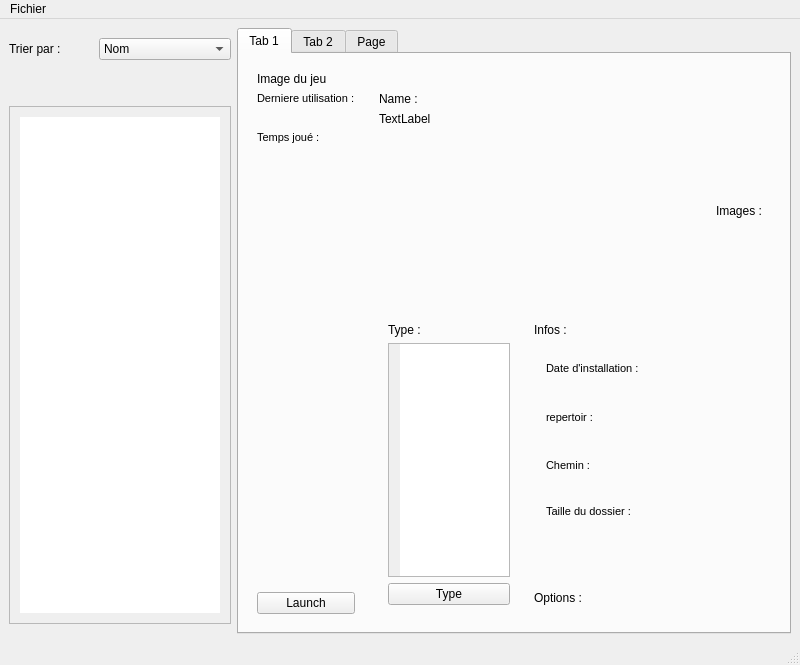
p1err00/MGame, file MainWindow.ui: the form before one commit.
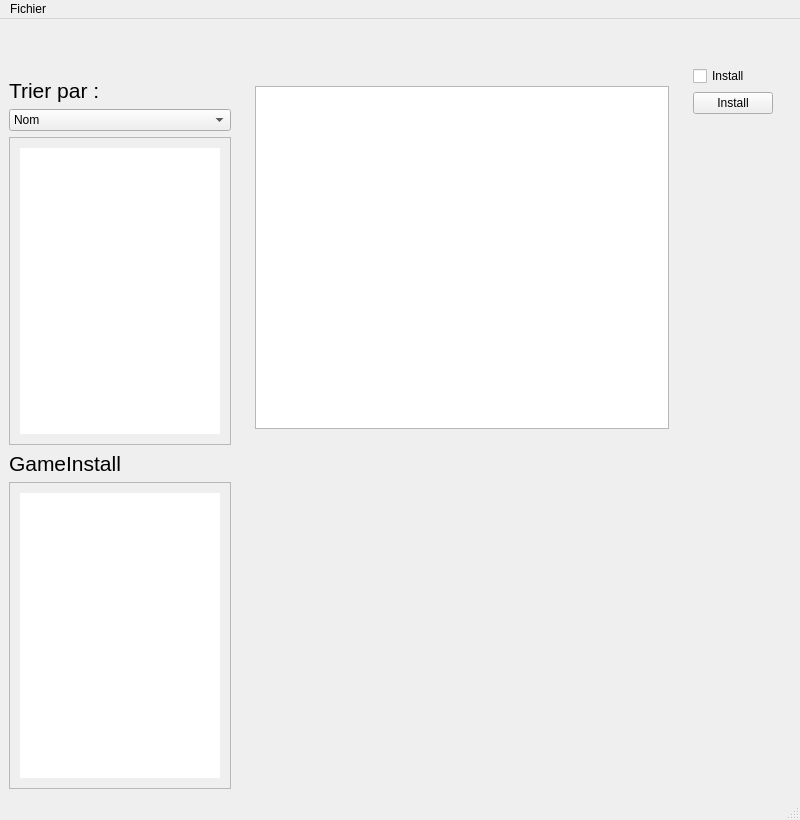
The form after the commit. The open tabs and pages were chosen to show the change.

Diff of the .ui file:
```diff
--- a/MainWindow.ui
+++ b/MainWindow.ui
@@ -7,7 +7,7 @@
     <x>0</x>
     <y>0</y>
     <width>800</width>
-    <height>665</height>
+    <height>820</height>
    </rect>
   </property>
   <property name="windowTitle">
@@ -17,18 +17,29 @@
    <string notr="true"/>
   </property>
   <widget class="QWidget" name="centralwidget">
-   <layout class="QVBoxLayout" name="verticalLayout_7">
-    <item>
-     <layout class="QHBoxLayout" name="horizontalLayout_2">
+   <layout class="QHBoxLayout" name="horizontalLayout_10">
       <item>
        <layout class="QVBoxLayout" name="listGameLayout">
         <property name="topMargin">
          <number>10</number>
         </property>
         <item>
-         <layout class="QHBoxLayout" name="horizontalLayout">
+       <widget class="QLabel" name="lNumbergame">
+        <property name="styleSheet">
+         <string notr="true">margin-top:20px;
+font: 16pxt;</string>
+        </property>
+        <property name="text">
+         <string/>
+        </property>
+       </widget>
+      </item>
           <item>
            <widget class="QLabel" name="label_15">
+        <property name="styleSheet">
+         <string notr="true">max-height: 32px;
+font:16pt;</string>
+        </property>
             <property name="text">
              <string>Trier par :</string>
             </property>
@@ -39,6 +50,9 @@
             <property name="statusTip">
              <string/>
             </property>
+        <property name="styleSheet">
+         <string notr="true"/>
+        </property>
             <property name="currentText">
              <string>Nom</string>
             </property>
@@ -74,18 +88,6 @@
             </item>
            </widget>
           </item>
-         </layout>
-        </item>
-        <item>
-         <widget class="QLabel" name="lNumbergame">
-          <property name="styleSheet">
-           <string notr="true">margin-top:20px;</string>
-          </property>
-          <property name="text">
-           <string/>
-          </property>
-         </widget>
-        </item>
         <item>
          <widget class="QListWidget" name="listWidget">
           <property name="maximumSize">
@@ -99,6 +101,7 @@
           </property>
           <property name="styleSheet">
            <string notr="true">min-width: 200px;
+min-height: 100px;
 padding: 10px;</string>
           </property>
           <property name="showDropIndicator" stdset="0">
@@ -116,61 +119,65 @@
           <property name="spacing">
            <number>0</number>
           </property>
+        <property name="currentRow">
+         <number>-1</number>
+        </property>
          </widget>
         </item>
         <item>
-         <layout class="QVBoxLayout" name="layoutCollection">
-          <property name="topMargin">
-           <number>10</number>
-          </property>
-         </layout>
-        </item>
-       </layout>
-      </item>
+       <widget class="QLabel" name="label_16">
+        <property name="styleSheet">
+         <string notr="true">max-height: 32px;
+font:16pt;</string>
+        </property>
+        <property name="text">
+         <string>GameInstall</string>
+        </property>
+       </widget>
+      </item>
       <item>
-       <widget class="QTabWidget" name="twUserGame">
-        <property name="maximumSize">
-         <size>
-          <width>16777215</width>
-          <height>16777215</height>
-         </size>
-        </property>
-        <property name="toolTip">
-         <string/>
-        </property>
+       <widget class="QListWidget" name="lwGameInstall">
         <property name="styleSheet">
-         <string notr="true"/>
+         <string notr="true">max-width: 200px;
+min-heigt: 200px;
+padding: 10px;</string>
         </property>
+        <property name="showDropIndicator" stdset="0">
+         <bool>false</bool>
+        </property>
+       </widget>
+      </item>
+     </layout>
+    </item>
+    <item>
+     <widget class="QStackedWidget" name="stackedWidget">
         <property name="currentIndex">
-         <number>1</number>
-        </property>
-        <widget class="QWidget" name="tabUserInfo">
-         <property name="toolTip">
-          <string/>
-         </property>
-         <attribute name="title">
-          <string>Tab 1</string>
-         </attribute>
-         <layout class="QHBoxLayout" name="horizontalLayout_4">
+       <number>0</number>
+      </property>
+      <widget class="QWidget" name="page">
+       <layout class="QHBoxLayout" name="horizontalLayout">
           <item>
            <widget class="QWidget" name="widget1" native="true">
             <property name="styleSheet">
-             <string notr="true"/>
+           <string notr="true">max-width: 170px;</string>
             </property>
             <layout class="QVBoxLayout" name="verticalLayout_9">
              <item>
-              <widget class="QLabel" name="label">
-               <property name="maximumSize">
-                <size>
-                 <width>200</width>
-                 <height>16777215</height>
-                </size>
-               </property>
+            <widget class="QLabel" name="lImage">
                <property name="styleSheet">
-                <string notr="true">border: 0px;</string>
+              <string notr="true">min-width: 150px;
+min-height:150px;
+border: 4px dashed #575757;</string>
                </property>
                <property name="text">
-                <string>Image du jeu</string>
+              <string/>
+             </property>
+            </widget>
+           </item>
+           <item>
+            <widget class="QPushButton" name="pbChangeImage">
+             <property name="text">
+              <string>Change Image</string>
                </property>
               </widget>
              </item>
@@ -189,7 +196,7 @@
               <widget class="QLabel" name="lLastUse">
                <property name="maximumSize">
                 <size>
-                 <width>200</width>
+               <width>195</width>
                  <height>16777215</height>
                 </size>
                </property>
@@ -219,7 +226,7 @@
               <widget class="QLabel" name="lTimePlayed">
                <property name="maximumSize">
                 <size>
-                 <width>200</width>
+               <width>195</width>
                  <height>16777215</height>
                 </size>
                </property>
@@ -251,7 +258,7 @@
               <widget class="QPushButton" name="pbLaunch">
                <property name="maximumSize">
                 <size>
-                 <width>130</width>
+               <width>172</width>
                  <height>16777215</height>
                 </size>
                </property>
@@ -270,26 +277,35 @@
            </widget>
           </item>
           <item>
-           <widget class="QWidget" name="widget_5" native="true">
+         <widget class="QWidget" name="widget_11" native="true">
+          <property name="minimumSize">
+           <size>
+            <width>20</width>
+            <height>0</height>
+           </size>
+          </property>
             <property name="styleSheet">
-             <string notr="true"/>
-            </property>
-            <layout class="QVBoxLayout" name="verticalLayout_10">
+           <string notr="true">max-width: 700px;
+</string>
+          </property>
+          <layout class="QVBoxLayout" name="verticalLayout_13">
              <item>
-              <layout class="QHBoxLayout" name="horizontalLayout_5">
-               <property name="topMargin">
-                <number>0</number>
-               </property>
-               <item>
-                <layout class="QVBoxLayout" name="verticalLayout_3">
-                 <property name="topMargin">
-                  <number>20</number>
-                 </property>
+            <widget class="QLabel" name="lCouverturel">
+             <property name="styleSheet">
+              <string notr="true">min-height: 300px;
+min-width: 600px;
+border: 4px dashed #575757;</string>
+             </property>
+             <property name="text">
+              <string/>
+             </property>
+            </widget>
+           </item>
                  <item>
                   <widget class="QLabel" name="lName">
                    <property name="maximumSize">
                     <size>
-                     <width>16777215</width>
+               <width>700</width>
                      <height>16777215</height>
                     </size>
                    </property>
@@ -297,33 +313,22 @@
                     <string notr="true">font: 36pt 'Brush Script MT', 'cursive';</string>
                    </property>
                    <property name="text">
-                    <string>Name :</string>
+              <string/>
                    </property>
                   </widget>
                  </item>
                  <item>
                   <widget class="QLabel" name="leDesc">
                    <property name="styleSheet">
-                    <string notr="true">font: 16pt  'Playfair Display', 'serif';</string>
+              <string notr="true">font: 16pt  'Playfair Display', 'serif';
+max-width:600px;
+heigh:500px;</string>
                    </property>
                    <property name="text">
-                    <string>TextLabel</string>
+              <string/>
                    </property>
                   </widget>
                  </item>
-                 <item>
-                  <spacer name="verticalSpacer_2">
-                   <property name="orientation">
-                    <enum>Qt::Vertical</enum>
-                   </property>
-                   <property name="sizeHint" stdset="0">
-                    <size>
-                     <width>20</width>
-                     <height>40</height>
-                    </size>
-                   </property>
-                  </spacer>
-                 </item>
                  <item>
                   <layout class="QHBoxLayout" name="horizontalLayout_7">
                    <item>
@@ -381,7 +386,7 @@
                    <item>
                     <widget class="QWidget" name="widget_3" native="true">
                      <property name="styleSheet">
-                      <string notr="true">max-width: 500px;</string>
+                <string notr="true">max-width: 600px;</string>
                      </property>
                      <layout class="QVBoxLayout" name="verticalLayout_11">
                       <item>
@@ -405,7 +410,7 @@
                           <widget class="QLabel" name="label_8">
                            <property name="maximumSize">
                             <size>
-                             <width>500</width>
+                       <width>600</width>
                              <height>25</height>
                             </size>
                            </property>
@@ -423,7 +428,7 @@
                           <widget class="QLabel" name="lDate">
                            <property name="maximumSize">
                             <size>
-                             <width>525</width>
+                       <width>625</width>
                              <height>45</height>
                             </size>
                            </property>
@@ -442,7 +447,7 @@
                           <widget class="QLabel" name="label_9">
                            <property name="maximumSize">
                             <size>
-                             <width>500</width>
+                       <width>600</width>
                              <height>25</height>
                             </size>
                            </property>
@@ -460,7 +465,7 @@
                           <widget class="QLabel" name="lDir">
                            <property name="maximumSize">
                             <size>
-                             <width>525</width>
+                       <width>625</width>
                              <height>45</height>
                             </size>
                            </property>
@@ -479,7 +484,7 @@
                           <widget class="QLabel" name="label_10">
                            <property name="maximumSize">
                             <size>
-                             <width>500</width>
+                       <width>600</width>
                              <height>20</height>
                             </size>
                            </property>
@@ -497,7 +502,7 @@
                           <widget class="QLabel" name="lPath">
                            <property name="maximumSize">
                             <size>
-                             <width>525</width>
+                       <width>625</width>
                              <height>45</height>
                             </size>
                            </property>
@@ -516,7 +521,7 @@
                           <widget class="QLabel" name="label_11">
                            <property name="maximumSize">
                             <size>
-                             <width>500</width>
+                       <width>600</width>
                              <height>20</height>
                             </size>
                            </property>
@@ -534,7 +539,7 @@
                           <widget class="QLabel" name="lSizeFolder">
                            <property name="maximumSize">
                             <size>
-                             <width>525</width>
+                       <width>625</width>
                              <height>45</height>
                             </size>
                            </property>
@@ -565,42 +570,24 @@
                         </property>
                        </spacer>
                       </item>
-                      <item>
-                       <widget class="QLabel" name="label_6">
-                        <property name="styleSheet">
-                         <string notr="true">font: 16pt 'Nunito Sans', 'sans-serif';
-border:0;</string>
-                        </property>
-                        <property name="text">
-                         <string>Options :</string>
-                        </property>
-                       </widget>
-                      </item>
-                      <item>
-                       <layout class="QVBoxLayout" name="verticalLayout_4"/>
-                      </item>
                      </layout>
                     </widget>
                    </item>
                   </layout>
                  </item>
                 </layout>
-               </item>
-               <item>
-                <spacer name="horizontalSpacer_3">
-                 <property name="orientation">
-                  <enum>Qt::Horizontal</enum>
-                 </property>
-                 <property name="sizeHint" stdset="0">
-                  <size>
-                   <width>40</width>
-                   <height>20</height>
-                  </size>
-                 </property>
-                </spacer>
+          <zorder>lCouverturel</zorder>
+          <zorder>lName</zorder>
+          <zorder>leDesc</zorder>
+          <zorder></zorder>
+         </widget>
                </item>
                <item>
                 <widget class="QWidget" name="widget_6" native="true">
+          <property name="styleSheet">
+           <string notr="true">max-width: 400px;
+</string>
+          </property>
                  <layout class="QVBoxLayout" name="verticalLayout_8">
                   <item>
                    <widget class="QLabel" name="label_12">
@@ -613,105 +600,78 @@
                    </widget>
                   </item>
                   <item>
-                   <widget class="QWidget" name="widget_7" native="true"/>
+            <layout class="QVBoxLayout" name="layouListScreen"/>
                   </item>
                  </layout>
                 </widget>
                </item>
               </layout>
-             </item>
-            </layout>
-           </widget>
-          </item>
-         </layout>
-        </widget>
-        <widget class="QWidget" name="tabGameInfo">
-         <attribute name="title">
-          <string>Tab 2</string>
-         </attribute>
-         <layout class="QHBoxLayout" name="horizontalLayout_6">
+      </widget>
+      <widget class="QWidget" name="page_2">
+       <layout class="QHBoxLayout" name="horizontalLayout_9">
           <item>
-           <widget class="QWidget" name="w_torrent" native="true">
-            <layout class="QVBoxLayout" name="verticalLayout_6">
+         <widget class="QWidget" name="widget_8" native="true">
+          <property name="styleSheet">
+           <string notr="true">min-width: 300px;</string>
+          </property>
+          <layout class="QVBoxLayout" name="verticalLayout_14">
              <item>
-              <widget class="QLabel" name="label_4">
+            <widget class="QLabel" name="lNameInstall">
                <property name="styleSheet">
-                <string notr="true">max-height: 32px;
-font:26pt;</string>
+              <string notr="true">font: 36pt 'Brush Script MT', 'cursive';</string>
                </property>
                <property name="text">
-                <string>Torrent</string>
+              <string/>
                </property>
               </widget>
              </item>
              <item>
-              <widget class="QWidget" name="wTransmission" native="true"/>
-             </item>
-            </layout>
-           </widget>
-          </item>
-          <item>
-           <widget class="QWidget" name="w_list_install" native="true">
-            <layout class="QVBoxLayout" name="verticalLayout_2">
-             <item>
-              <widget class="QWidget" name="widget_9" native="true">
-               <layout class="QVBoxLayout" name="verticalLayout_12">
-                <item>
-                 <widget class="QLabel" name="label_13">
+            <widget class="QLabel" name="lFolderInstall">
                   <property name="styleSheet">
-                   <string notr="true">max-height: 32px;
-font:26pt;</string>
+              <string notr="true">font: 16pt  'Playfair Display', 'serif';</string>
                   </property>
                   <property name="text">
-                   <string>WebSite</string>
+              <string/>
                   </property>
                  </widget>
                 </item>
                 <item>
-                 <widget class="QComboBox" name="comboBox_2">
-                  <item>
-                   <property name="text">
-                    <string>Site 1</string>
-                   </property>
+            <widget class="QTextEdit" name="textEdit"/>
                   </item>
                   <item>
-                   <property name="text">
-                    <string>Site 2</string>
-                   </property>
-                  </item>
-                  <item>
-                   <property name="text">
-                    <string>Site 3</string>
-                   </property>
-                  </item>
+            <spacer name="verticalSpacer_4">
+             <property name="orientation">
+              <enum>Qt::Vertical</enum>
+             </property>
+             <property name="sizeHint" stdset="0">
+              <size>
+               <width>20</width>
+               <height>40</height>
+              </size>
+             </property>
+            </spacer>
+           </item>
+          </layout>
                  </widget>
                 </item>
                 <item>
-                 <layout class="QHBoxLayout" name="horizontalLayout_3">
+         <widget class="QWidget" name="widget_10" native="true">
+          <layout class="QVBoxLayout" name="verticalLayout_7">
                   <item>
-                   <widget class="QPushButton" name="pushButton_3">
-                    <property name="text">
-                     <string>Add</string>
-                    </property>
-                   </widget>
-                  </item>
-                  <item>
-                   <widget class="QPushButton" name="pushButton_2">
+            <widget class="QLabel" name="lSizeInstall">
+             <property name="styleSheet">
+              <string notr="true">font: 16pt 'Nunito Sans', 'sans-serif';</string>
+             </property>
                     <property name="text">
-                     <string>Delete</string>
+              <string/>
                     </property>
                    </widget>
                   </item>
-                 </layout>
-                </item>
-               </layout>
-              </widget>
-             </item>
              <item>
-              <widget class="QLabel" name="label_3">
+            <widget class="QCheckBox" name="cbInstall">
                <property name="styleSheet">
-                <string notr="true">max-height: 32px;
-font:26pt;</string>
+              <string notr="true">font: 16pt 'Nunito Sans', 'sans-serif';
+</string>
                </property>
                <property name="text">
                 <string>Install</string>
@@ -719,29 +679,44 @@
               </widget>
              </item>
              <item>
-              <widget class="QWidget" name="widget_2" native="true"/>
-             </item>
-             <item>
-              <widget class="QPushButton" name="pushButton">
+            <widget class="QPushButton" name="pushButton_4">
                <property name="text">
-                <string>PushButton</string>
+              <string>Install</string>
                </property>
               </widget>
              </item>
+           <item>
+            <spacer name="verticalSpacer_5">
+             <property name="orientation">
+              <enum>Qt::Vertical</enum>
+             </property>
+             <property name="sizeHint" stdset="0">
+              <size>
+               <width>20</width>
+               <height>40</height>
+              </size>
+             </property>
+            </spacer>
+           </item>
             </layout>
            </widget>
           </item>
-         </layout>
-        </widget>
-        <widget class="QWidget" name="tab_3">
-         <attribute name="title">
-          <string>Page</string>
-         </attribute>
-         <layout class="QHBoxLayout" name="horizontalLayout_8"/>
-        </widget>
-       </widget>
-      </item>
-     </layout>
+        <item>
+         <spacer name="horizontalSpacer_2">
+          <property name="orientation">
+           <enum>Qt::Horizontal</enum>
+          </property>
+          <property name="sizeHint" stdset="0">
+           <size>
+            <width>40</width>
+            <height>20</height>
+           </size>
+          </property>
+         </spacer>
+        </item>
+       </layout>
+      </widget>
+     </widget>
     </item>
    </layout>
   </widget>
@@ -751,7 +726,7 @@
      <x>0</x>
      <y>0</y>
      <width>800</width>
-     <height>17</height>
+     <height>20</height>
     </rect>
    </property>
    <widget class="QMenu" name="menuFichier">
```
Lines whose indentation alone changed are shown as unchanged.
